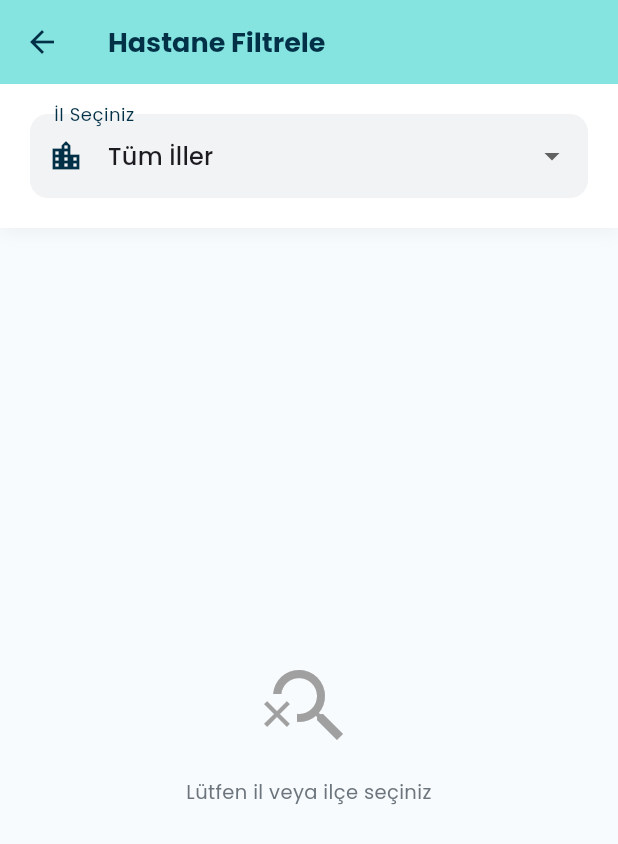
After one commit to CemBlt/app_dent, a Flutter app: the screen it shows after launch, after a tap on the "filter list" icon, on a phone screen of 412 x 824 dp. The commit adds this screen. Shown: the top 844 px of the screen. Run offline on Flutter 3.47's test engine with Material 3 defaults, Android fonts, the phone set to English and light mode, and no system bars; our stand-ins replace google_fonts; accounts and stored records are empty.

Commit message:
hastane filtreleme

```diff
--- /dev/null
+++ b/lib/screens/filter_hospitals_screen.dart
@@ -0,0 +1,408 @@
+import 'package:flutter/material.dart';
+import '../models/hospital.dart';
+import '../services/json_service.dart';
+import '../theme/app_theme.dart';
+import 'hospital_detail_screen.dart';
+
+class FilterHospitalsScreen extends StatefulWidget {
+  const FilterHospitalsScreen({super.key});
+
+  @override
+  State<FilterHospitalsScreen> createState() => _FilterHospitalsScreenState();
+}
+
+class _FilterHospitalsScreenState extends State<FilterHospitalsScreen> {
+  List<Hospital> _allHospitals = [];
+  List<Hospital> _filteredHospitals = [];
+  List<Hospital> _displayedHospitals = [];
+
+  String? _selectedCity;
+  String? _selectedDistrict;
+
+  final ScrollController _scrollController = ScrollController();
+  int _displayedCount = 10; // İlk 10 hastane gösterilecek
+  final int _loadMoreCount = 5; // Her seferinde 5 hastane daha yüklenecek
+
+  bool _isLoading = true;
+
+  @override
+  void initState() {
+    super.initState();
+    _loadData();
+    _scrollController.addListener(_onScroll);
+  }
+
+  @override
+  void dispose() {
+    _scrollController.dispose();
+    super.dispose();
+  }
+
+  Future<void> _loadData() async {
+    final hospitals = await JsonService.getHospitals();
+
+    setState(() {
+      _allHospitals = hospitals;
+      _isLoading = false;
+    });
+  }
+
+  // Adres formatından il ve ilçe çıkar (format: "İlçe, İl")
+  Map<String, String> _parseAddress(String address) {
+    final parts = address.split(',').map((e) => e.trim()).toList();
+    if (parts.length >= 2) {
+      return {'district': parts[0], 'city': parts[1]};
+    }
+    return {'district': address, 'city': ''};
+  }
+
+  // Tüm illeri getir
+  List<String> get _cities {
+    final cities = <String>{};
+    for (var hospital in _allHospitals) {
+      final addressInfo = _parseAddress(hospital.address);
+      if (addressInfo['city']!.isNotEmpty) {
+        cities.add(addressInfo['city']!);
+      }
+    }
+    return cities.toList()..sort();
+  }
+
+  // Seçilen ile göre ilçeleri getir
+  List<String> get _districts {
+    if (_selectedCity == null) return [];
+
+    final districts = <String>{};
+    for (var hospital in _allHospitals) {
+      final addressInfo = _parseAddress(hospital.address);
+      if (addressInfo['city'] == _selectedCity && addressInfo['district']!.isNotEmpty) {
+        districts.add(addressInfo['district']!);
+      }
+    }
+    return districts.toList()..sort();
+  }
+
+  void _onCitySelected(String? city) {
+    setState(() {
+      _selectedCity = city;
+      _selectedDistrict = null;
+      _updateFilteredHospitals();
+    });
+  }
+
+  void _onDistrictSelected(String? district) {
+    setState(() {
+      _selectedDistrict = district;
+      _updateFilteredHospitals();
+    });
+  }
+
+  void _updateFilteredHospitals() {
+    _filteredHospitals = _allHospitals.where((hospital) {
+      final addressInfo = _parseAddress(hospital.address);
+      final matchesCity = _selectedCity == null || addressInfo['city'] == _selectedCity;
+      final matchesDistrict = _selectedDistrict == null || addressInfo['district'] == _selectedDistrict;
+      return matchesCity && matchesDistrict;
+    }).toList();
+
+    // İsme göre sırala
+    _filteredHospitals.sort((a, b) => a.name.compareTo(b.name));
+
+    // İlk 10 hastaneyi göster
+    _displayedCount = 10;
+    _displayedHospitals = _filteredHospitals.take(_displayedCount).toList();
+  }
+
+  void _onScroll() {
+    // Scroll pozisyonu %80'e ulaştığında daha fazla hastane yükle
+    if (!_scrollController.hasClients) return;
+
+    final maxScroll = _scrollController.position.maxScrollExtent;
+    final currentScroll = _scrollController.position.pixels;
+
+    if (currentScroll >= maxScroll * 0.8) {
+      if (_displayedCount < _filteredHospitals.length) {
+        setState(() {
+          _displayedCount = (_displayedCount + _loadMoreCount)
+              .clamp(0, _filteredHospitals.length);
+          _displayedHospitals = _filteredHospitals.take(_displayedCount).toList();
+        });
+      }
+    }
+  }
+
+  @override
+  Widget build(BuildContext context) {
+    return Scaffold(
+      backgroundColor: AppTheme.backgroundLight,
+      appBar: AppBar(
+        title: const Text('Hastane Filtrele'),
+        backgroundColor: AppTheme.mediumTurquoise,
+        foregroundColor: AppTheme.white,
+        elevation: 0,
+      ),
+      body: _isLoading
+          ? const Center(child: CircularProgressIndicator())
+          : Column(
+              children: [
+                // Filtre Bölümü
+                Container(
+                  padding: const EdgeInsets.all(20),
+                  decoration: BoxDecoration(
+                    color: AppTheme.white,
+                    boxShadow: [
+                      BoxShadow(
+                        color: Colors.black.withOpacity(0.05),
+                        blurRadius: 10,
+                        offset: const Offset(0, 2),
+                      ),
+                    ],
+                  ),
+                  child: Column(
+                    children: [
+                      // İl Seçimi
+                      DropdownButtonFormField<String>(
+                        value: _selectedCity,
+                        decoration: InputDecoration(
+                          labelText: 'İl Seçiniz',
+                          prefixIcon: const Icon(Icons.location_city),
+                          border: OutlineInputBorder(
+                            borderRadius: BorderRadius.circular(12),
+                          ),
+                          filled: true,
+                          fillColor: AppTheme.inputFieldGray,
+                        ),
+                        items: [
+                          const DropdownMenuItem<String>(
+                            value: null,
+                            child: Text('Tüm İller'),
+                          ),
+                          ..._cities.map((city) => DropdownMenuItem<String>(
+                                value: city,
+                                child: Text(city),
+                              )),
+                        ],
+                        onChanged: _onCitySelected,
+                      ),
+                      if (_selectedCity != null) ...[
+                        const SizedBox(height: 16),
+                        // İlçe Seçimi
+                        DropdownButtonFormField<String>(
+                          value: _selectedDistrict,
+                          decoration: InputDecoration(
+                            labelText: 'İlçe Seçiniz',
+                            prefixIcon: const Icon(Icons.location_on),
+                            border: OutlineInputBorder(
+                              borderRadius: BorderRadius.circular(12),
+                            ),
+                            filled: true,
+                            fillColor: AppTheme.inputFieldGray,
+                          ),
+                          items: [
+                            const DropdownMenuItem<String>(
+                              value: null,
+                              child: Text('Tüm İlçeler'),
+                            ),
+                            ..._districts.map((district) => DropdownMenuItem<String>(
+                                  value: district,
+                                  child: Text(district),
+                                )),
+                          ],
+                          onChanged: _onDistrictSelected,
+                        ),
+                      ],
+                    ],
+                  ),
+                ),
+                // Sonuç Sayısı
+                if (_selectedCity != null || _selectedDistrict != null)
+                  Container(
+                    padding: const EdgeInsets.symmetric(
+                      horizontal: 20,
+                      vertical: 12,
+                    ),
+                    color: AppTheme.lightTurquoise,
+                    child: Row(
+                      children: [
+                        Icon(
+                          Icons.local_hospital,
+                          size: 18,
+                          color: AppTheme.tealBlue,
+                        ),
+                        const SizedBox(width: 8),
+                        Text(
+                          '${_filteredHospitals.length} hastane bulundu',
+                          style: AppTheme.bodyMedium.copyWith(
+                            fontWeight: FontWeight.bold,
+                            color: AppTheme.tealBlue,
+                          ),
+                        ),
+                      ],
+                    ),
+                  ),
+                // Hastane Listesi
+                Expanded(
+                  child: _filteredHospitals.isEmpty
+                      ? Center(
+                          child: Padding(
+                            padding: const EdgeInsets.all(40),
+                            child: Column(
+                              mainAxisAlignment: MainAxisAlignment.center,
+                              children: [
+                                Icon(
+                                  Icons.search_off,
+                                  size: 64,
+                                  color: AppTheme.iconGray,
+                                ),
+                                const SizedBox(height: 16),
+                                Text(
+                                  _selectedCity == null && _selectedDistrict == null
+                                      ? 'Lütfen il veya ilçe seçiniz'
+                                      : 'Seçilen kriterlere uygun hastane bulunamadı',
+                                  style: AppTheme.bodyMedium.copyWith(
+                                    color: AppTheme.grayText,
+                                  ),
+                                  textAlign: TextAlign.center,
+                                ),
+                              ],
+                            ),
+                          ),
+                        )
+                      : ListView.builder(
+                          controller: _scrollController,
+                          padding: const EdgeInsets.all(20),
+                          itemCount: _displayedHospitals.length +
+                              (_displayedCount < _filteredHospitals.length ? 1 : 0),
+                          itemBuilder: (context, index) {
+                            if (index == _displayedHospitals.length) {
+                              // Loading indicator
+                              return const Center(
+                                child: Padding(
+                                  padding: EdgeInsets.all(16),
+                                  child: CircularProgressIndicator(),
+                                ),
+                              );
+                            }
+
+                            final hospital = _displayedHospitals[index];
+                            return _buildHospitalCard(hospital);
+                          },
+                        ),
+                ),
+              ],
+            ),
+    );
+  }
+
+  Widget _buildHospitalCard(Hospital hospital) {
+    return Container(
+      margin: const EdgeInsets.only(bottom: 16),
+      decoration: BoxDecoration(
+        color: AppTheme.white,
+        borderRadius: BorderRadius.circular(16),
+        boxShadow: [
+          BoxShadow(
+            color: Colors.black.withOpacity(0.05),
+            blurRadius: 10,
+            offset: const Offset(0, 4),
+          ),
+        ],
+      ),
+      child: Material(
+        color: Colors.transparent,
+        child: InkWell(
+          onTap: () {
+            Navigator.push(
+              context,
+              MaterialPageRoute(
+                builder: (context) => HospitalDetailScreen(
+                  hospital: hospital,
+                ),
+              ),
+            );
+          },
+          borderRadius: BorderRadius.circular(16),
+          child: Padding(
+            padding: const EdgeInsets.all(16),
+            child: Row(
+              children: [
+                // Hastane Fotoğrafı
+                Container(
+                  width: 80,
+                  height: 80,
+                  decoration: BoxDecoration(
+                    color: AppTheme.lightTurquoise,
+                    borderRadius: BorderRadius.circular(12),
+                  ),
+                  child: hospital.image != null
+                      ? ClipRRect(
+                          borderRadius: BorderRadius.circular(12),
+                          child: Image.asset(
+                            hospital.image!,
+                            fit: BoxFit.cover,
+                            errorBuilder: (context, error, stackTrace) {
+                              return Icon(
+                                Icons.local_hospital,
+                                size: 40,
+                                color: AppTheme.tealBlue,
+                              );
+                            },
+                          ),
+                        )
+                      : Icon(
+                          Icons.local_hospital,
+                          size: 40,
+                          color: AppTheme.tealBlue,
+                        ),
+                ),
+                const SizedBox(width: 16),
+                // Hastane Bilgileri
+                Expanded(
+                  child: Column(
+                    crossAxisAlignment: CrossAxisAlignment.start,
+                    children: [
+                      Text(
+                        hospital.name,
+                        style: AppTheme.bodyLarge.copyWith(
+                          fontWeight: FontWeight.bold,
+                        ),
+                        maxLines: 2,
+                        overflow: TextOverflow.ellipsis,
+                      ),
+                      const SizedBox(height: 8),
+                      Row(
+                        children: [
+                          Icon(
+                            Icons.location_on,
+                            size: 14,
+                            color: AppTheme.iconGray,
+                          ),
+                          const SizedBox(width: 4),
+                          Expanded(
+                            child: Text(
+                              hospital.address,
+                              style: AppTheme.bodySmall.copyWith(
+                                color: AppTheme.grayText,
+                              ),
+                              maxLines: 1,
+                              overflow: TextOverflow.ellipsis,
+                            ),
+                          ),
+                        ],
+                      ),
+                    ],
+                  ),
+                ),
+                Icon(
+                  Icons.arrow_forward_ios,
+                  size: 16,
+                  color: AppTheme.iconGray,
+                ),
+              ],
+            ),
+          ),
+        ),
+      ),
+    );
+  }
+}
--- a/lib/screens/home_screen.dart
+++ b/lib/screens/home_screen.dart
@@ -12,6 +12,7 @@ import 'search_screen.dart';
 import 'notifications_screen.dart';
 import 'hospital_detail_screen.dart';
 import 'doctor_detail_screen.dart';
+import 'filter_hospitals_screen.dart';
 
 class HomeScreen extends StatefulWidget {
   const HomeScreen({super.key});
@@ -361,13 +362,18 @@ class _HomeScreenState extends State<HomeScreen> {
               color: Colors.transparent,
               child: InkWell(
                 onTap: () {
-                  // Randevularım sayfasına yönlendirme
+                  Navigator.push(
+                    context,
+                    MaterialPageRoute(
+                      builder: (context) => const FilterHospitalsScreen(),
+                    ),
+                  );
                 },
                 borderRadius: BorderRadius.circular(16),
                 child: const Padding(
                   padding: EdgeInsets.all(18),
                   child: Icon(
-                    Icons.check_circle_outline,
+                    Icons.filter_list,
                     color: AppTheme.tealBlue,
                     size: 24,
                   ),
```
